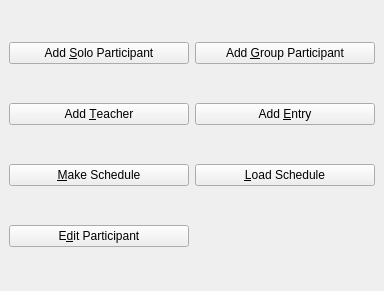
The window that Forms/ui_mainwindow.ui (diana134/afs) describes before a commit, drawn with Qt 5.
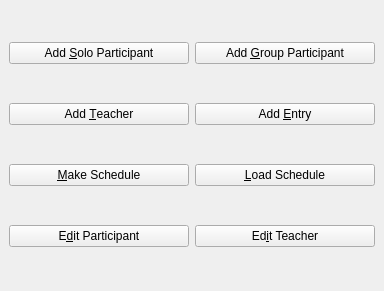
The same window after the commit.

Commit message: Can edit teachers.

The edit to the form file:
```diff
--- a/Forms/ui_mainwindow.ui
+++ b/Forms/ui_mainwindow.ui
@@ -67,6 +67,13 @@
       </property>
      </widget>
     </item>
+    <item row="3" column="1">
+     <widget class="QPushButton" name="editTeacherBtn">
+      <property name="text">
+       <string>Ed&amp;it Teacher</string>
+      </property>
+     </widget>
+    </item>
    </layout>
   </widget>
  </widget>
```
The commit also changes 6 other files.
